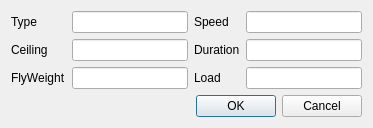
Old version of the form setting.ui in the repository lzsz518/UAVRouteExplorer.
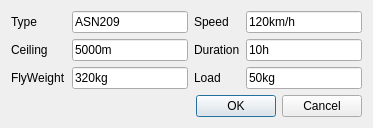
New version of the form.

Commit message: Force the setting and meteorology dialog input widget value. When start and end point inside the storm areas show warning and ask user to resit it.

```diff
--- a/setting.ui
+++ b/setting.ui
@@ -17,10 +17,24 @@
    <item>
     <layout class="QGridLayout" name="gridLayout">
      <item row="2" column="1">
-      <widget class="QLineEdit" name="le_flyweight"/>
+      <widget class="QLineEdit" name="le_flyweight">
+       <property name="text">
+        <string>320kg</string>
+       </property>
+       <property name="readOnly">
+        <bool>true</bool>
+       </property>
+      </widget>
      </item>
      <item row="0" column="1">
-      <widget class="QLineEdit" name="le_type"/>
+      <widget class="QLineEdit" name="le_type">
+       <property name="text">
+        <string>ASN209</string>
+       </property>
+       <property name="readOnly">
+        <bool>true</bool>
+       </property>
+      </widget>
      </item>
      <item row="0" column="2">
       <widget class="QLabel" name="label_4">
@@ -65,16 +79,44 @@
       </widget>
      </item>
      <item row="0" column="3">
-      <widget class="QLineEdit" name="le_speed"/>
+      <widget class="QLineEdit" name="le_speed">
+       <property name="text">
+        <string>120km/h</string>
+       </property>
+       <property name="readOnly">
+        <bool>true</bool>
+       </property>
+      </widget>
      </item>
      <item row="1" column="1">
-      <widget class="QLineEdit" name="le_ceiliing"/>
+      <widget class="QLineEdit" name="le_ceiliing">
+       <property name="text">
+        <string>5000m</string>
+       </property>
+       <property name="readOnly">
+        <bool>true</bool>
+       </property>
+      </widget>
      </item>
      <item row="1" column="3">
-      <widget class="QLineEdit" name="le_duration"/>
+      <widget class="QLineEdit" name="le_duration">
+       <property name="text">
+        <string>10h</string>
+       </property>
+       <property name="readOnly">
+        <bool>true</bool>
+       </property>
+      </widget>
      </item>
      <item row="2" column="3">
-      <widget class="QLineEdit" name="le_load"/>
+      <widget class="QLineEdit" name="le_load">
+       <property name="text">
+        <string>50kg</string>
+       </property>
+       <property name="readOnly">
+        <bool>true</bool>
+       </property>
+      </widget>
      </item>
     </layout>
    </item>
```
The commit also changes 7 other files.
